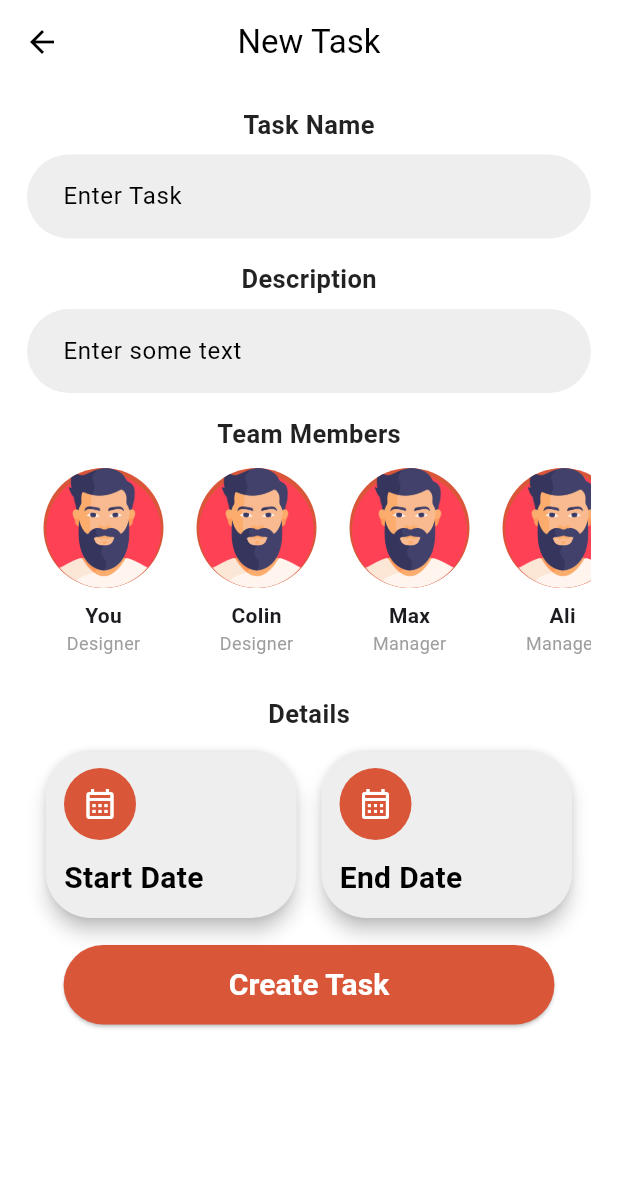
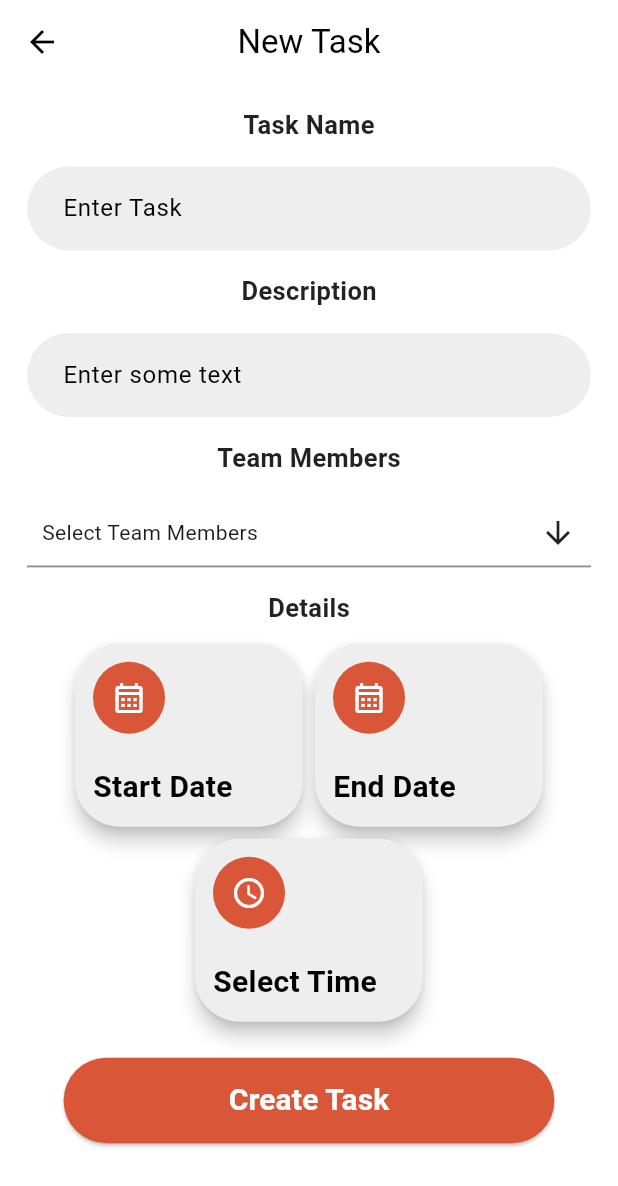
Before and after one commit to Yasir-72/Task-Management-App, a Flutter app: the AdminPage screen opened directly, on a phone screen of 412 x 824 dp. Shown: the top 1186 px of the screen. Run offline on Flutter 3.47's test engine with Material 3 defaults, Android fonts, the phone set to English and light mode, and no system bars; drawn by our look-alikes of multi_select_flutter; our stand-ins replace another_flushbar, firebase_auth, firebase_core, flutter_card_swiper, fluttertoast, shared_preferences; accounts and stored records are empty; statements that could not run were skipped.

Commit message:
feat: Update code to use multi_select_flutter package for team member selection

```diff
--- a/lib/main.dart
+++ b/lib/main.dart
@@ -19,6 +19,9 @@ class MyApp extends StatelessWidget {
       debugShowCheckedModeBanner: false,
       title: 'Flutter Demo',
       theme: ThemeData.light().copyWith(
+        checkboxTheme: CheckboxThemeData(
+            checkColor: MaterialStateProperty.all(Color(0xFFD95639)),
+            fillColor: MaterialStateProperty.all(Color(0xFFD95639))),
         primaryColor: Color(0xFFD95639), // Header background color
         scaffoldBackgroundColor: Colors.white,
         dialogBackgroundColor: Colors.white,
--- a/lib/view/screens/adminpage.dart
+++ b/lib/view/screens/adminpage.dart
@@ -1,4 +1,7 @@
 import 'package:flutter/material.dart';
+import 'package:multi_select_flutter/dialog/multi_select_dialog_field.dart';
+import 'package:multi_select_flutter/util/multi_select_item.dart';
+import 'package:multi_select_flutter/util/multi_select_list_type.dart';
 
 class AdminPage extends StatefulWidget {
   const AdminPage({Key? key}) : super(key: key);
@@ -25,6 +28,7 @@ class _AdminPageState extends State<AdminPage> {
   Set<int> _selectedIndexes = {}; // Store selected indexes
   DateTime? _startDate;
   DateTime? _endDate;
+  TimeOfDay? _selectedTime;
 
   @override
   Widget build(BuildContext context) {
@@ -36,25 +40,28 @@ class _AdminPageState extends State<AdminPage> {
       ),
       body: Padding(
         padding: const EdgeInsets.symmetric(horizontal: 18),
+        child: SingleChildScrollView(
           child: Column(
             crossAxisAlignment: CrossAxisAlignment.center,
             children: [
               _buildLabel("Task Name"),
+              SizedBox(
+                height: 8,
+              ),
               _buildTextField(_taskNameController, "Enter Task"),
               _buildLabel("Description"),
+              SizedBox(
+                height: 8,
+              ),
               _buildTextField(_descriptionController, "Enter some text"),
               _buildLabel("Team Members"),
               SizedBox(
-              height: 140,
-              child: ListView.builder(
-                scrollDirection: Axis.horizontal,
-                itemCount: _teamMembers.length,
-                itemBuilder: (context, index) => _buildMemberCard(index),
+                height: 8,
               ),
-            ),
+              _buildMemberDropdown(),
               _buildLabel("Details"),
-            Row(
-              mainAxisAlignment: MainAxisAlignment.spaceEvenly,
+              Wrap(
+                alignment: WrapAlignment.center,
                 children: [
                   DetailCards(
                     _startDate == null
@@ -71,7 +78,8 @@ class _AdminPageState extends State<AdminPage> {
                         if (pickedStartDate != null) {
                           setState(() {
                             _startDate = pickedStartDate;
-                          _endDate = _startDate!.add(const Duration(days: 1));
+                            _endDate = _startDate!
+                                .add(const Duration(microseconds: 1));
                           });
                         }
                       },
@@ -91,8 +99,9 @@ class _AdminPageState extends State<AdminPage> {
                         DateTime? pickedEndDate = await showDatePicker(
                           context: context,
                           initialDate: _endDate ??
-                            _startDate!.add(const Duration(days: 1)),
-                        firstDate: _startDate!.add(const Duration(days: 1)),
+                              _startDate!.add(const Duration(microseconds: 0)),
+                          firstDate:
+                              _startDate!.add(const Duration(microseconds: 0)),
                           lastDate: DateTime(3000),
                         );
                         if (pickedEndDate != null) {
@@ -107,14 +116,36 @@ class _AdminPageState extends State<AdminPage> {
                       ),
                     ),
                   ),
+                  DetailCards(
+                    _selectedTime == null
+                        ? "Select Time"
+                        : _selectedTime!.format(context),
+                    GestureDetector(
+                      onTap: () async {
+                        TimeOfDay? pickedTime = await showTimePicker(
+                          context: context,
+                          initialTime: TimeOfDay.now(),
+                        );
+                        if (pickedTime != null && pickedTime != _selectedTime) {
+                          setState(() {
+                            _selectedTime = pickedTime;
+                          });
+                        }
+                      },
+                      child: const Icon(
+                        Icons.access_time,
+                        color: Colors.white,
+                      ),
+                    ),
+                  ),
                 ],
               ),
-            const SizedBox(height: 14),
+              const SizedBox(height: 20),
               ElevatedButton(
                 onPressed: () {},
                 style: ElevatedButton.styleFrom(
-                  padding:
-                      const EdgeInsets.symmetric(horizontal: 110, vertical: 12),
+                    padding: const EdgeInsets.symmetric(
+                        horizontal: 110, vertical: 14),
                     backgroundColor: const Color(0xFFD95639)),
                 child: const Text(
                   "Create Task",
@@ -125,6 +156,7 @@ class _AdminPageState extends State<AdminPage> {
                 ),
               )
             ],
+          ),
         ),
       ),
     );
@@ -158,86 +190,44 @@ class _AdminPageState extends State<AdminPage> {
     );
   }
 
-  Widget _buildMemberCard(int index) {
-    final member = _teamMembers[index];
-    bool isSelected = _selectedIndexes.contains(index);
+  Widget _buildMemberDropdown() {
+    // Convert the _teamMembers list to a list of MultiSelectItems.
+    final items = _teamMembers
+        .map((member) => MultiSelectItem<Map<String, String>>(
+              member,
+              "${member['name']} (${member['role']})",
+            ))
+        .toList();
 
-    return GestureDetector(
-      onTap: () {
+    return MultiSelectDialogField<Map<String, String>>(
+      items: items,
+      selectedColor: Color(0xFFD95639),
+      listType: MultiSelectListType.LIST,
+      title: const Text("Team Members"),
+      buttonText: const Text("Select Team Members"),
+      initialValue:
+          _selectedIndexes.map((index) => _teamMembers[index]).toList(),
+      onConfirm: (selectedList) {
         setState(() {
-          if (isSelected) {
-            _selectedIndexes.remove(index);
-          } else {
-            _selectedIndexes.add(index);
-          }
+          // Update the set of selected indexes based on the chosen team members.
+          _selectedIndexes = selectedList
+              .map((member) => _teamMembers.indexOf(member))
+              .toSet();
         });
       },
-      child: Stack(
-        children: [
-          Padding(
-            padding: const EdgeInsets.symmetric(horizontal: 8),
-            child: Column(
-              children: [
-                Container(
       decoration: BoxDecoration(
-                    shape: BoxShape.circle,
-                    border: Border.all(
-                      color: isSelected ? Colors.green : Colors.transparent,
-                      width: 3,
-                    ),
-                  ),
-                  child: CircleAvatar(
-                    radius: 40,
-                    backgroundImage: const AssetImage("images/man.png"),
-                  ),
-                ),
-                const SizedBox(height: 5),
-                Text(
-                  member['name']!,
-                  style: const TextStyle(
-                      fontSize: 14, fontWeight: FontWeight.bold),
-                ),
-                Text(
-                  member['role']!,
-                  style: const TextStyle(color: Colors.grey, fontSize: 12),
-                ),
-              ],
-            ),
-          ),
-          if (isSelected)
-            Positioned(
-              top: 0,
-              right: 0,
-              child: GestureDetector(
-                onTap: () {
-                  setState(() {
-                    _selectedIndexes.remove(index);
-                  });
-                },
-                child: Container(
-                  decoration: const BoxDecoration(
-                    shape: BoxShape.circle,
-                    color: Colors.red,
-                  ),
-                  padding: const EdgeInsets.all(4),
-                  child: const Icon(
-                    Icons.close,
-                    size: 16,
-                    color: Colors.white,
-                  ),
-                ),
-              ),
-            ),
-        ],
+        padd
+        color: Colors.grey[200],
+        borderRadius: BorderRadius.circular(35),
+        border: Border.all(color: Colors.transparent),
       ),
     );
-  }
   }
 
   Widget DetailCards(String value, Widget icon) {
     return SizedBox(
-    height: 120,
-    width: 175,
+      height: 130,
+      width: 160,
       child: Card(
         shape: RoundedRectangleBorder(borderRadius: BorderRadius.circular(30)),
         color: Colors.grey[200],
@@ -272,3 +262,4 @@ Widget DetailCards(String value, Widget icon) {
       ),
     );
   }
+}
--- a/lib/view/widgets/drawer.dart
+++ b/lib/view/widgets/drawer.dart
@@ -5,7 +5,7 @@ import 'package:task_managment_app/view/screens/loginpage.dart';
 
 class AppDrawer extends StatelessWidget {
   final FirebaseAuth _auth =
-      FirebaseAuth.instance; // Create an instance of FirebaseAuth
+      FirebaseAuth.instance;
 
   @override
   Widget build(BuildContext context) {
@@ -23,7 +23,7 @@ class AppDrawer extends StatelessWidget {
                 CircleAvatar(
                   radius: 40,
                   backgroundImage: AssetImage(
-                    'images/man.png', // Replace with your avatar image
+                    'images/man.png',
                   ),
                 ),
                 const SizedBox(height: 10),
--- a/pubspec.yaml
+++ b/pubspec.yaml
@@ -42,6 +42,7 @@ dependencies:
   shared_preferences: ^2.2.3
   firebase_core: ^3.4.0
   firebase_auth: ^5.2.0
+  multi_select_flutter: ^4.1.3
 
 dev_dependencies:
   flutter_test:
```
Also changed, not shown: lib/view/screens/loginpage.dart (+15 -9 lines), pubspec.lock. Lines whose indentation alone changed are shown as unchanged.
